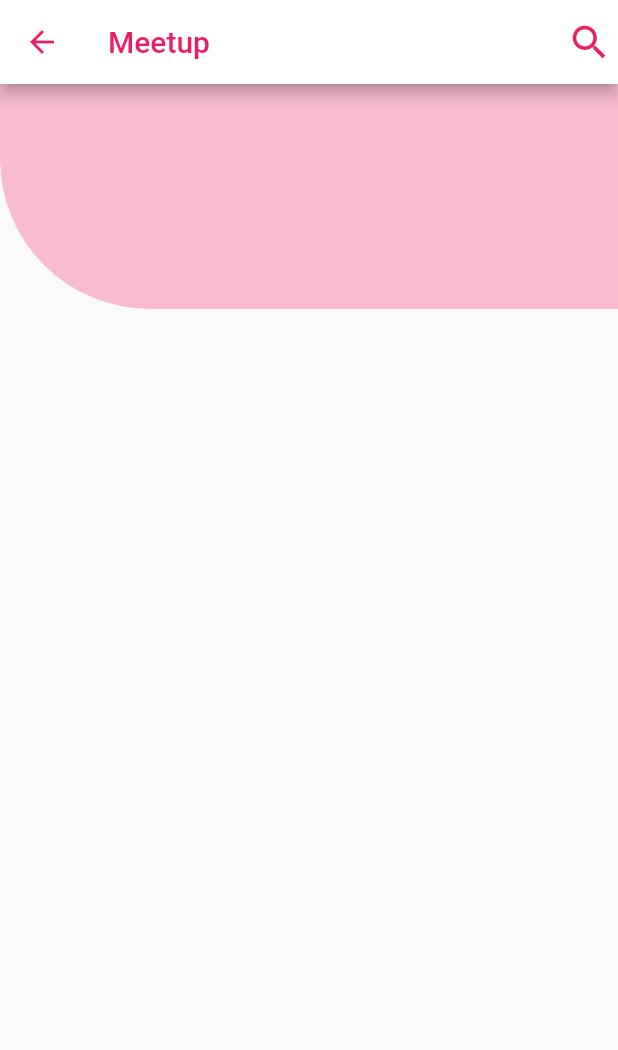
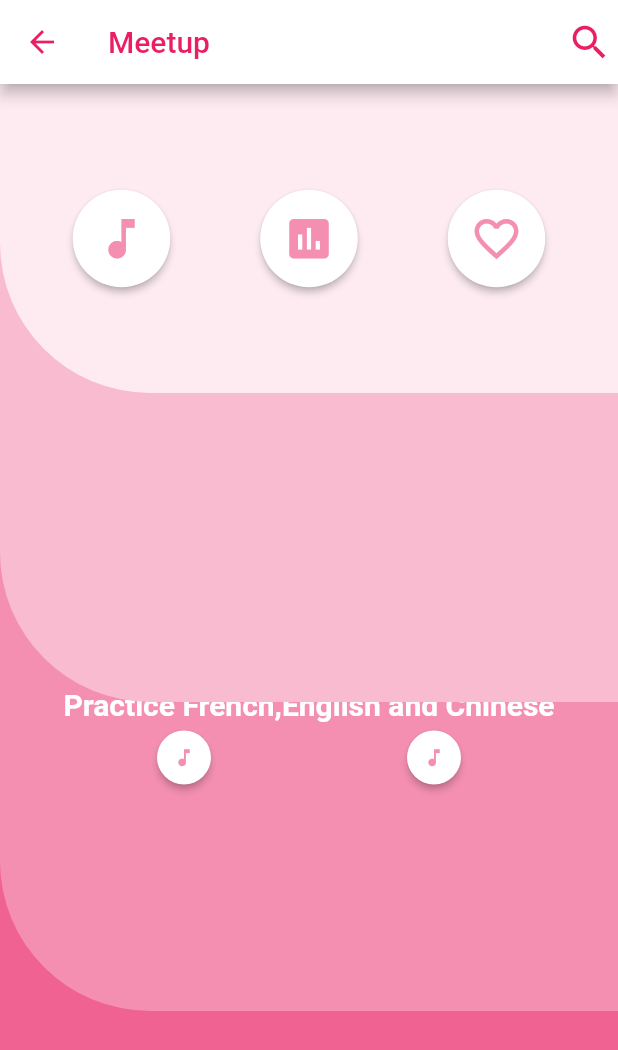
Before and after one commit to devenderbutani21/challenge-2, a Flutter app: the screen it shows after launch, on a phone screen of 412 x 824 dp. Shown: the top 1050 px of the screen. Run offline on Flutter 3.47's test engine with Material 2 defaults, Android fonts, the phone set to English and light mode, and no system bars.

Commit message:
Basic Edit

```diff
--- a/lib/main.dart
+++ b/lib/main.dart
@@ -27,6 +27,7 @@ class MyHomePage extends StatefulWidget {
 class _MyHomePageState extends State<MyHomePage> {
   @override
   Widget build(BuildContext context) {
+    Size deviceSize = MediaQuery.of(context).size;
     return Scaffold(
       appBar: AppBar(
         leading: IconButton(
@@ -54,20 +55,138 @@ class _MyHomePageState extends State<MyHomePage> {
           ),
         ],
       ),
-      body: Column(
-        children: <Widget>[
+      body: SingleChildScrollView(
+        child: Stack(children: <Widget>[
+          Container(
+            height: deviceSize.height,
+            width: double.infinity,
+            color: Colors.pink.shade300,
+//              children: <Widget>[],
+          ),
           ClipRRect(
             borderRadius: BorderRadius.only(
               bottomLeft: Radius.circular(100.0),
             ),
             child: Container(
-              height: 150,
+              height: deviceSize.height * 3 / 4,
+              width: double.infinity,
+              color: Colors.pink.shade200,
+              child: Column(
+                children: <Widget>[
+                  SizedBox(
+                    height: 380,
+                  ),
+                  Text(
+                    'Today 8:00 PM',
+                    style: TextStyle(
+                      color: Colors.pink.shade300,
+                      fontSize: 19,
+                    ),
+                  ),
+                  Text(
+                    'Practice French,English and Chinese',
+                    style: TextStyle(
+                      color: Colors.white,
+                      fontSize: 20,
+                      fontWeight: FontWeight.bold,
+                    ),
+                  ),
+                  Row(
+                    mainAxisAlignment: MainAxisAlignment.spaceEvenly,
+                    children: <Widget>[
+                      RawMaterialButton(
+                        onPressed: () {},
+                        elevation: 2.0,
+                        fillColor: Colors.white,
+                        child: Icon(
+                          Icons.music_note,
+                          size: 15.0,
+                          color: Colors.pink.shade200,
+                        ),
+                        padding: EdgeInsets.all(5.0),
+                        shape: CircleBorder(),
+                      ),
+                      RawMaterialButton(
+                        onPressed: () {},
+                        elevation: 2.0,
+                        fillColor: Colors.white,
+                        child: Icon(
+                          Icons.music_note,
+                          size: 15.0,
+                          color: Colors.pink.shade200,
+                        ),
+                        padding: EdgeInsets.all(5.0),
+                        shape: CircleBorder(),
+                      ),
+                    ],
+                  ),
+                ],
+              ),
+            ),
+          ),
+          ClipRRect(
+            borderRadius: BorderRadius.only(
+              bottomLeft: Radius.circular(100.0),
+            ),
+            child: Container(
+              height: deviceSize.height * 1 / 2,
               width: double.infinity,
               color: Colors.pink.shade100,
 //              children: <Widget>[],
             ),
           ),
-        ],
+          ClipRRect(
+            borderRadius: BorderRadius.only(
+              bottomLeft: Radius.circular(100.0),
+            ),
+            child: Container(
+              height: deviceSize.height * 1 / 4,
+              width: double.infinity,
+              color: Colors.white70,
+              child: Row(
+                mainAxisAlignment: MainAxisAlignment.spaceEvenly,
+                children: <Widget>[
+                  RawMaterialButton(
+                    onPressed: () {},
+                    elevation: 2.0,
+                    fillColor: Colors.white,
+                    child: Icon(
+                      Icons.music_note,
+                      size: 35.0,
+                      color: Colors.pink.shade200,
+                    ),
+                    padding: EdgeInsets.all(15.0),
+                    shape: CircleBorder(),
+                  ),
+                  RawMaterialButton(
+                    onPressed: () {},
+                    elevation: 2.0,
+                    fillColor: Colors.white,
+                    child: Icon(
+                      Icons.poll,
+                      size: 35.0,
+                      color: Colors.pink.shade200,
+                    ),
+                    padding: EdgeInsets.all(15.0),
+                    shape: CircleBorder(),
+                  ),
+                  RawMaterialButton(
+                    onPressed: () {},
+                    elevation: 2.0,
+                    fillColor: Colors.white,
+                    child: Icon(
+                      Icons.favorite_border,
+                      size: 35.0,
+                      color: Colors.pink.shade200,
+                    ),
+                    padding: EdgeInsets.all(15.0),
+                    shape: CircleBorder(),
+                  ),
+                ],
+              ),
+            ),
+          ),
+        ]),
       ),
     );
   }
```
